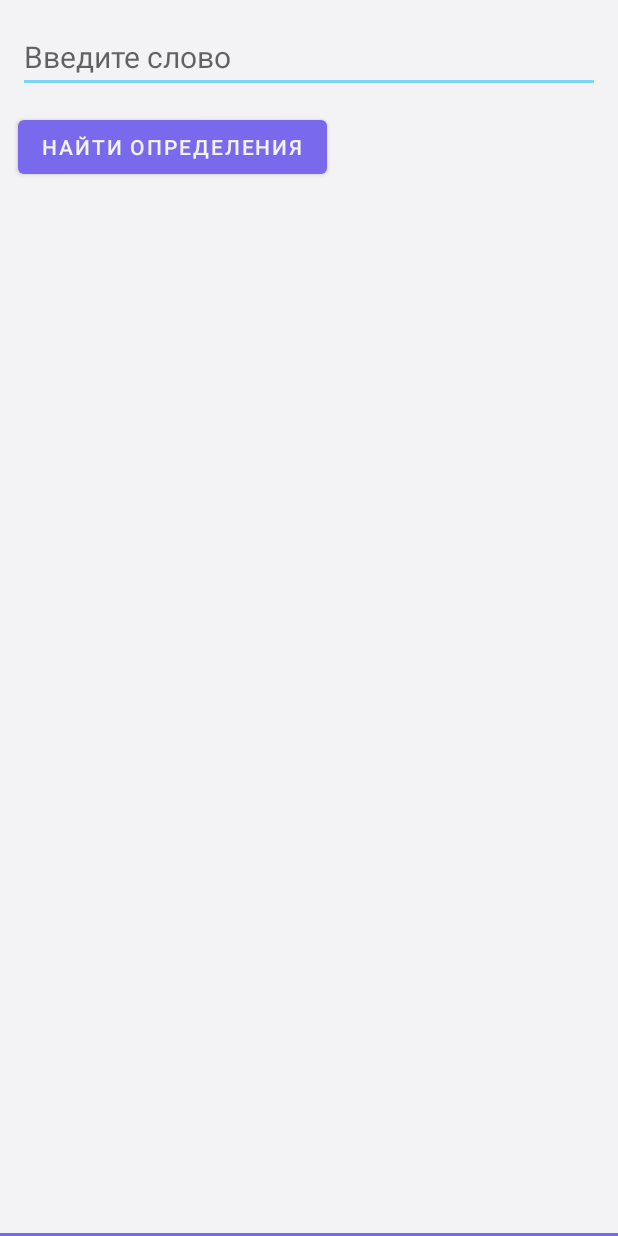
After one commit to MariaMsu/Kotelok, an Android app: the layout fragment_lookup_word_definition.xml on its own in the app's theme, with its tools: preview values and no code run, on a phone screen of 412 x 824 dp. The commit adds this screen. Run offline under Robolectric (Android 15) with nearby library versions, the phone set to English and light mode, and no system bars.

Commit message:
Добавил макет экрана для поиска определений слова

```diff
--- /dev/null
+++ b/app/src/main/res/drawable/lookup_word_enter_section_background.xml
@@ -0,0 +1,13 @@
+<?xml version="1.0" encoding="utf-8"?>
+<layer-list xmlns:android="http://schemas.android.com/apk/res/android">
+    <item>
+        <shape android:shape="rectangle" >
+            <solid android:color="?attr/colorPrimary"/>
+        </shape>
+    </item>
+    <item android:bottom="2dp" >
+        <shape android:shape="rectangle" >
+            <solid android:color="?attr/colorOnPrimary" />
+        </shape>
+    </item>
+</layer-list>
--- /dev/null
+++ b/app/src/main/res/layout/fragment_lookup_word_definition.xml
@@ -0,0 +1,44 @@
+<?xml version="1.0" encoding="utf-8"?>
+<LinearLayout
+    xmlns:android="http://schemas.android.com/apk/res/android"
+    xmlns:tools="http://schemas.android.com/tools"
+    android:layout_width="match_parent"
+    android:layout_height="match_parent"
+    android:orientation="vertical"
+    android:background="@drawable/lookup_word_enter_section_background"
+    tools:context=".lookupWordDefinitionsScreen.LookupWordDefinitionsFragment">
+
+    <LinearLayout
+        android:layout_width="match_parent"
+        android:layout_height="wrap_content"
+        android:layout_marginTop="12dp"
+        android:layout_marginVertical="14dp"
+        android:orientation="vertical">
+
+        <EditText
+            android:id="@+id/enter_writing_text"
+            android:layout_width="match_parent"
+            android:layout_height="wrap_content"
+            android:layout_marginHorizontal="12dp"
+            android:hint="@string/enter_writing_hint"
+            android:textSize="20sp"
+            android:inputType="text"
+            android:importantForAutofill="no" />
+
+        <com.google.android.material.button.MaterialButton
+            android:id="@+id/lookup_button"
+            android:layout_width="wrap_content"
+            android:layout_height="wrap_content"
+            android:layout_marginHorizontal="12dp"
+            android:layout_marginTop="12dp"
+            android:text="@string/lookup_word_button_text"/>
+    </LinearLayout>
+
+    <androidx.recyclerview.widget.RecyclerView
+        android:id="@+id/lookup_word_results_list"
+        android:layout_width="match_parent"
+        android:layout_height="wrap_content"
+        android:layout_marginHorizontal="12dp"
+        android:visibility="gone"
+        tools:visibility="visible" />
+</LinearLayout>
--- a/app/src/main/res/values/strings.xml
+++ b/app/src/main/res/values/strings.xml
@@ -8,4 +8,6 @@
     <string name="translation_pos_line">%1s, %2s</string>
     <string name="search_item_title">search</string>
     <string name="add_word_fab_description">Довить значение слова</string>
+    <string name="enter_writing_hint">Введите слово</string>
+    <string name="lookup_word_button_text">Найти определения</string>
 </resources>
```
